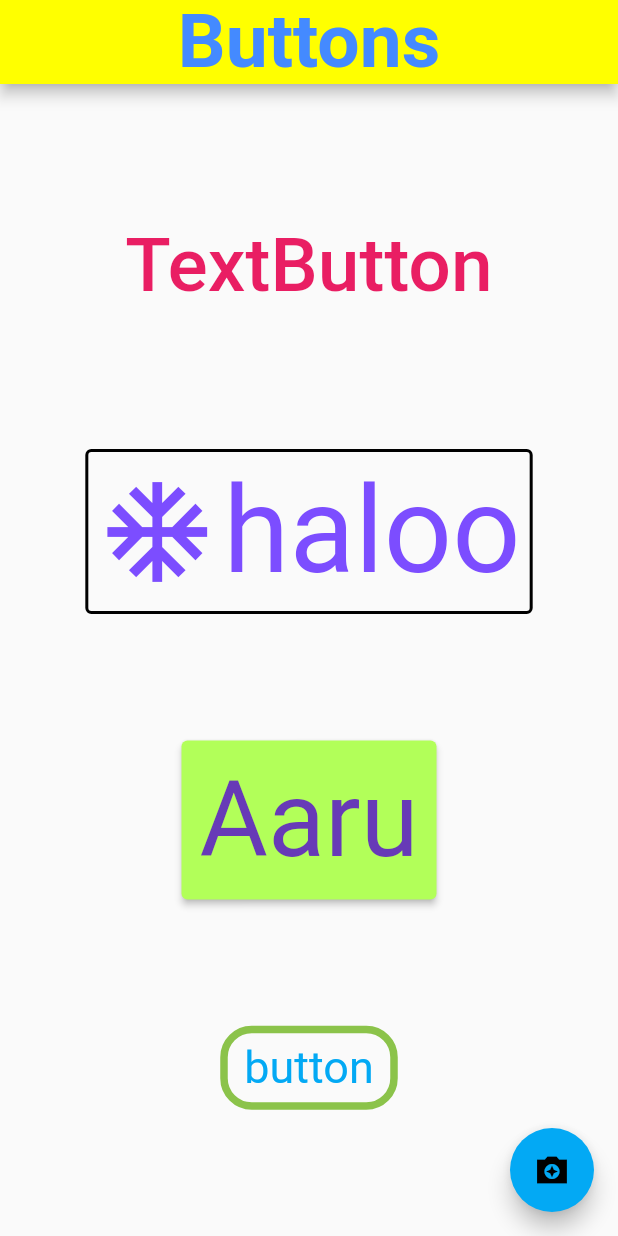
After one commit to Abhiinav7/flutter_sample, a Flutter app: the screen it shows after launch, on a phone screen of 412 x 824 dp. The commit adds this screen. Run offline on Flutter 3.47's test engine with Material 2 defaults, Android fonts, the phone set to English and light mode, and no system bars.

Commit message:
7th commit

```diff
--- /dev/null
+++ b/lib/button.dart
@@ -0,0 +1,90 @@
+import 'dart:math';
+
+import 'package:flutter/material.dart';
+
+class Buttons extends StatelessWidget {
+  const Buttons({super.key});
+
+  @override
+  Widget build(BuildContext context) {
+    return Scaffold(
+      appBar: AppBar(
+        backgroundColor: Colors.yellowAccent,
+        centerTitle: true,
+        title: Text("Buttons"),
+        titleTextStyle: TextStyle(
+          color: Colors.blueAccent,
+          fontSize: 50,
+          fontWeight: FontWeight.w600,
+        ),
+      ),
+      body: Center(
+        child: Column(
+          mainAxisAlignment: MainAxisAlignment.spaceEvenly,
+          children: [
+            TextButton(
+                style: ButtonStyle(
+                    foregroundColor: MaterialStateProperty.all(Colors.pink)),
+                onPressed: () {
+                  print("hello my name is aarav"
+                      "");
+                },
+                child: Text(
+                  "TextButton",
+                  style: TextStyle(
+                    fontSize: 50,
+                  ),
+                )),
+            TextButton.icon(
+                style: ButtonStyle(
+                  side: MaterialStatePropertyAll(
+                      BorderSide(style: BorderStyle.solid, width: 2)),
+                  foregroundColor:
+                      MaterialStateProperty.all(Colors.deepPurpleAccent),
+                  textStyle: MaterialStatePropertyAll(TextStyle(fontSize: 80)),
+                  //iconSize: MaterialStatePropertyAll(60)
+                ),
+                onPressed: () {},
+                onLongPress: () {
+                  print("hy");
+                },
+                icon: Icon(
+                  Icons.ac_unit,
+                  size: 80,
+                ),
+                label: const Text("haloo")),
+            ElevatedButton(
+                style: ButtonStyle(
+                    padding: MaterialStatePropertyAll(EdgeInsets.all(12)),
+                    backgroundColor:
+                        MaterialStatePropertyAll(Colors.lightGreenAccent),
+                    foregroundColor:
+                        MaterialStatePropertyAll(Colors.deepPurple),
+                    minimumSize: MaterialStateProperty.all(Size(70, 40)),
+                    textStyle:
+                        MaterialStatePropertyAll(TextStyle(fontSize: 70))),
+                onPressed: () {
+                  print("iam aaruu");
+                },
+                child: Text("Aaru")),
+            OutlinedButton(
+                style: const ButtonStyle(
+                    shape: MaterialStatePropertyAll(RoundedRectangleBorder(
+                        borderRadius: BorderRadius.all(Radius.circular(21)))),
+                    side: MaterialStatePropertyAll(
+                        BorderSide(color: Colors.lightGreen, width: 5)),
+                    textStyle:
+                        MaterialStatePropertyAll(TextStyle(fontSize: 30)),
+                    minimumSize: MaterialStatePropertyAll(Size(95, 56))),
+                onPressed: () {},
+                child: Text("button")),
+          ],
+        ),
+      ),
+      floatingActionButton: FloatingActionButton(
+        onPressed: () {},
+        child: Icon(Icons.camera_enhance_sharp),
+      ),
+    );
+  }
+}
--- a/lib/homepage.dart
+++ b/lib/homepage.dart
@@ -44,8 +44,8 @@ class _MyHomeState extends State<MyHome> {
                   color: Colors.red,
                   border: Border.all(width: 10, color: Colors.white),
                   borderRadius: const BorderRadius.all(Radius.circular(150)),
-                  boxShadow: const [
-                    BoxShadow(blurRadius: 10, spreadRadius: 10)
+                  boxShadow:  [
+                    BoxShadow(blurRadius: 10, spreadRadius: 10,offset: Offset(10, 10)),
                   ],
                 ),
                 child: Icon(Icons.holiday_village)),
--- a/lib/main.dart
+++ b/lib/main.dart
@@ -1,7 +1,11 @@
 import 'package:flutter/material.dart';
+import 'package:flutter_sample/rowcoltext.dart';
 import 'package:flutter_sample/work.dart';
+import 'package:flutter_sample/work2.dart';
 
+import 'button.dart';
 import 'flag.dart';
+import 'homepage.dart';
 import 'new.dart';
 
 void main(){
@@ -18,7 +22,7 @@ class MyApp extends StatelessWidget {
         primarySwatch: Colors.lightBlue
       ),
       debugShowCheckedModeBanner: false,
-      home: const Flag()
+      home: const Buttons()
     );
   }
 }
```
Also changed, not shown: lib/flag.dart (+20 -1 lines), lib/rowcoltext.dart (added, +78 -0 lines), lib/work2.dart (added, +74 -0 lines).
